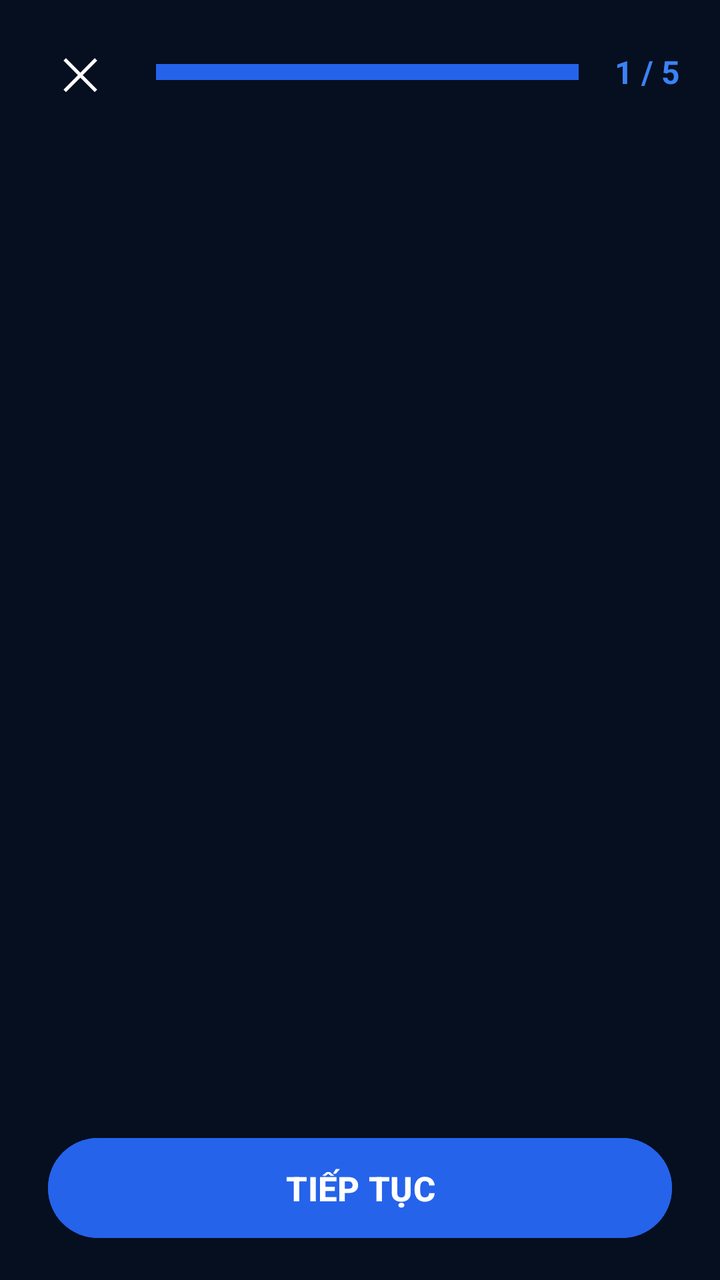
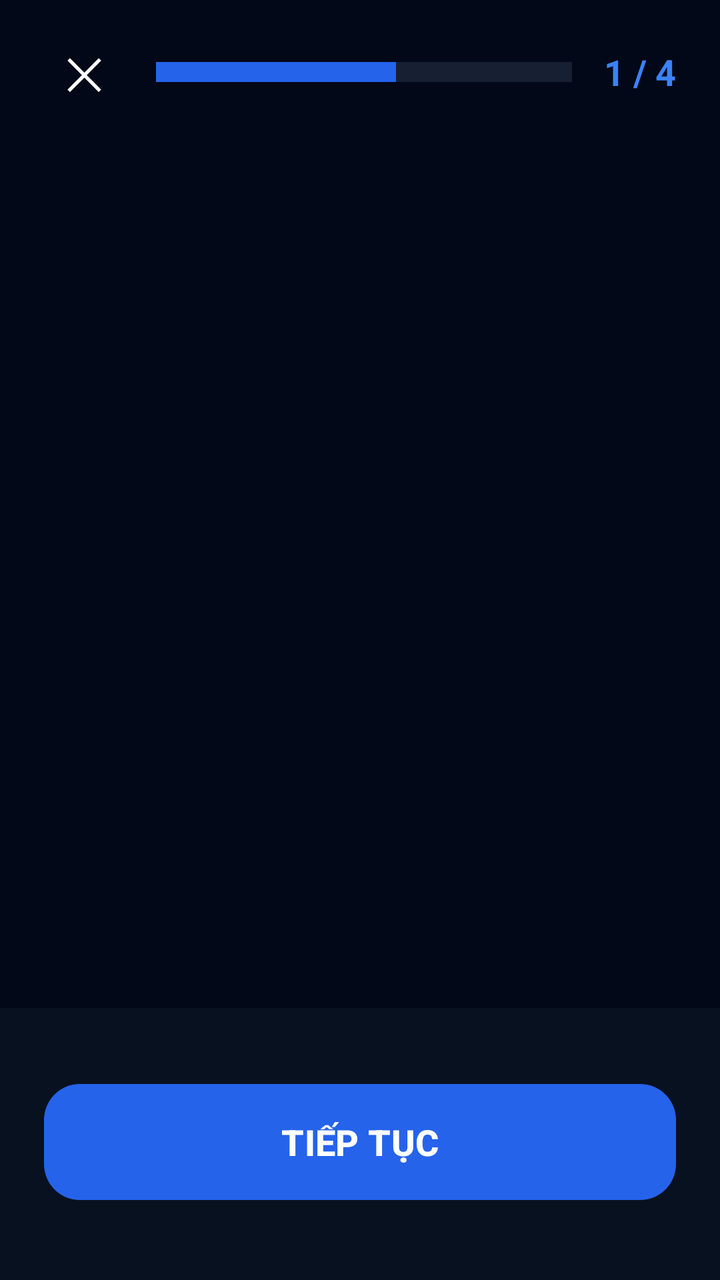

The first picture is an Android layout as it rendered before a commit; the second is the same layout after the commit. The layout source and the unified diff follow.
<!-- AndroidManifest.xml: application theme Theme.Democode3 -->
<!-- res/layout/activity_lesson_detail.xml -->
<?xml version="1.0" encoding="utf-8"?>
<LinearLayout
    xmlns:android="http://schemas.android.com/apk/res/android"

    android:layout_width="match_parent"
    android:layout_height="match_parent"

    android:orientation="vertical"

    android:background="@color/dark_bg">

    
    
    

    <LinearLayout
        android:layout_width="match_parent"
        android:layout_height="72dp"

        android:orientation="horizontal"

        android:gravity="center_vertical"

        android:paddingStart="20dp"
        android:paddingEnd="20dp">

        <TextView
            android:id="@+id/btnClose"

            android:layout_width="40dp"
            android:layout_height="40dp"

            android:text="✕"

            android:textColor="@android:color/white"

            android:textSize="22sp"

            android:gravity="center"/>

        

        <LinearLayout
            android:layout_width="0dp"
            android:layout_height="8dp"

            android:layout_weight="1"

            android:layout_marginHorizontal="18dp"

            android:background="#1E293B">

            <View
                android:id="@+id/progressView"

                android:layout_width="match_parent"
                android:layout_height="match_parent"

                android:background="#2563EB"/>
        </LinearLayout>

        <TextView
            android:id="@+id/txtStepProgress"

            android:layout_width="wrap_content"
            android:layout_height="wrap_content"

            android:text="1 / 5"

            android:textColor="#3B82F6"

            android:textStyle="bold"

            android:textSize="16sp"/>
    </LinearLayout>

    
    
    

    <ScrollView
        android:layout_width="match_parent"
        android:layout_height="0dp"

        android:layout_weight="1">

        <LinearLayout
            android:layout_width="match_parent"
            android:layout_height="wrap_content"

            android:orientation="vertical"

            android:padding="24dp">

            

            <TextView
                android:id="@+id/txtContent"

                android:layout_width="match_parent"
                android:layout_height="wrap_content"

                android:textColor="@android:color/white"

                android:textSize="24sp"

                android:lineSpacingExtra="8dp"/>

            

            <LinearLayout
                android:id="@+id/layoutQuiz"

                android:layout_width="match_parent"
                android:layout_height="wrap_content"

                android:orientation="vertical"

                android:visibility="gone"

                android:layout_marginTop="28dp">

                <Button
                    android:id="@+id/btnAnswerA"

                    android:layout_width="match_parent"
                    android:layout_height="72dp"

                    android:textColor="@android:color/white"

                    android:textSize="18sp"

                    android:textAllCaps="false"

                    android:backgroundTint="#182447"

                    android:layout_marginBottom="16dp"/>

                <Button
                    android:id="@+id/btnAnswerB"

                    android:layout_width="match_parent"
                    android:layout_height="72dp"

                    android:textColor="@android:color/white"

                    android:textSize="18sp"

                    android:textAllCaps="false"

                    android:backgroundTint="#182447"/>
            </LinearLayout>

            

            <LinearLayout
                android:id="@+id/layoutCode"

                android:layout_width="match_parent"
                android:layout_height="wrap_content"

                android:orientation="vertical"

                android:visibility="gone"

                android:layout_marginTop="28dp">

                <TextView
                    android:id="@+id/txtCodeQuestion"

                    android:layout_width="match_parent"
                    android:layout_height="wrap_content"

                    android:textColor="@android:color/white"

                    android:textSize="22sp"

                    android:layout_marginBottom="20dp"/>

                

                <LinearLayout
                    android:layout_width="match_parent"
                    android:layout_height="wrap_content"

                    android:orientation="vertical"

                    android:background="@drawable/bg_card_primary">

                    

                    <LinearLayout
                        android:layout_width="match_parent"
                        android:layout_height="52dp"

                        android:background="#1E293B"

                        android:gravity="center_vertical"

                        android:paddingHorizontal="18dp">

                        <TextView
                            android:layout_width="wrap_content"
                            android:layout_height="wrap_content"

                            android:text="🐍"

                            android:textSize="18sp"/>

                        <TextView
                            android:layout_width="wrap_content"
                            android:layout_height="wrap_content"

                            android:text="main.py"

                            android:textColor="@android:color/white"

                            android:textStyle="bold"

                            android:textSize="16sp"

                            android:layout_marginStart="10dp"/>
                    </LinearLayout>

                    

                    <LinearLayout
                        android:id="@+id/layoutCodeSlots"

                        android:layout_width="match_parent"
                        android:layout_height="180dp"

                        android:orientation="vertical"

                        android:padding="20dp"

                        android:background="#0F172A"/>
                </LinearLayout>

                

                <HorizontalScrollView
                    android:layout_width="match_parent"
                    android:layout_height="wrap_content"

                    android:scrollbars="none"

                    android:layout_marginTop="18dp">

                    <LinearLayout
                        android:id="@+id/layoutCodeWords"

                        android:layout_width="wrap_content"
                        android:layout_height="wrap_content"

                        android:orientation="horizontal"/>
                </HorizontalScrollView>
            </LinearLayout>

        </LinearLayout>
    </ScrollView>

    
    
    

    <LinearLayout
        android:id="@+id/layoutNormalFooter"

        android:layout_width="match_parent"
        android:layout_height="92dp"

        android:gravity="center"

        android:paddingHorizontal="24dp">

        <Button
            android:id="@+id/btnNext"

            android:layout_width="match_parent"
            android:layout_height="58dp"

            android:text="TIẾP TỤC"

            android:textColor="@android:color/white"

            android:textStyle="bold"

            android:textSize="17sp"

            android:backgroundTint="#2563EB"/>
    </LinearLayout>

    
    
    

    <LinearLayout
        android:id="@+id/layoutCodeFooter"

        android:layout_width="match_parent"
        android:layout_height="92dp"

        android:orientation="horizontal"

        android:gravity="center_vertical"

        android:paddingHorizontal="18dp"

        android:visibility="gone">

        <Button
            android:id="@+id/btnResetCode"

            android:layout_width="56dp"
            android:layout_height="56dp"

            android:text="↻"

            android:textColor="@android:color/white"

            android:textSize="20sp"

            android:backgroundTint="#1E293B"/>

        <Button
            android:id="@+id/btnClearCode"

            android:layout_width="56dp"
            android:layout_height="56dp"

            android:layout_marginStart="12dp"

            android:text="⌫"

            android:textColor="@android:color/white"

            android:textSize="18sp"

            android:backgroundTint="#1E293B"/>

        <View
            android:layout_width="0dp"
            android:layout_height="1dp"

            android:layout_weight="1"/>

        <Button
            android:id="@+id/btnCheckCode"

            android:layout_width="170dp"
            android:layout_height="56dp"

            android:text="KIỂM TRA"

            android:textColor="@android:color/white"

            android:textStyle="bold"

            android:textSize="16sp"

            android:backgroundTint="#2563EB"/>
    </LinearLayout>

</LinearLayout>
<!-- resources referenced by this layout -->
<resources>
  <color name="dark_bg">#060F1F</color>
  <!-- drawable bg_card_primary (drawable) -->
  <?xml version="1.0" encoding="utf-8"?>
  <shape
      xmlns:android="http://schemas.android.com/apk/res/android">
  
      <solid android:color="#121A2F"/>
  
      <stroke
          android:width="1dp"
          android:color="#1D4ED8"/>
  
      <corners android:radius="28dp"/>
  
  </shape>
  <style name="Theme.Democode3" parent="Base.Theme.Democode3" />
  <style name="Base.Theme.Democode3" parent="Theme.Material3.DayNight.NoActionBar">
          
          
      </style>
</resources>

<!-- the commit's change to res/layout/activity_lesson_detail.xml (unified diff, before → after) -->
@@ -1,13 +1,11 @@
 <?xml version="1.0" encoding="utf-8"?>
-<LinearLayout
+<FrameLayout
     xmlns:android="http://schemas.android.com/apk/res/android"
 
     android:layout_width="match_parent"
     android:layout_height="match_parent"
 
-    android:orientation="vertical"
-
-    android:background="@color/dark_bg">
+    android:background="#020817">
 
     
     
@@ -15,264 +13,438 @@
 
     <LinearLayout
         android:layout_width="match_parent"
-        android:layout_height="72dp"
-
-        android:orientation="horizontal"
-
-        android:gravity="center_vertical"
-
-        android:paddingStart="20dp"
-        android:paddingEnd="20dp">
-
-        <TextView
-            android:id="@+id/btnClose"
-
-            android:layout_width="40dp"
-            android:layout_height="40dp"
-
-            android:text="✕"
-
-            android:textColor="@android:color/white"
-
-            android:textSize="22sp"
-
-            android:gravity="center"/>
-
-        
-
-        <LinearLayout
-            android:layout_width="0dp"
-            android:layout_height="8dp"
-
-            android:layout_weight="1"
-
-            android:layout_marginHorizontal="18dp"
-
-            android:background="#1E293B">
-
-            <View
-                android:id="@+id/progressView"
-
-                android:layout_width="match_parent"
-                android:layout_height="match_parent"
-
-                android:background="#2563EB"/>
-        </LinearLayout>
-
-        <TextView
-            android:id="@+id/txtStepProgress"
-
-            android:layout_width="wrap_content"
-            android:layout_height="wrap_content"
-
-            android:text="1 / 5"
-
-            android:textColor="#3B82F6"
-
-            android:textStyle="bold"
-
-            android:textSize="16sp"/>
-    </LinearLayout>
-
-    
-    
-    
-
-    <ScrollView
-        android:layout_width="match_parent"
-        android:layout_height="0dp"
-
-        android:layout_weight="1">
+        android:layout_height="match_parent"
+
+        android:orientation="vertical">
+
+        
+        
+        
 
         <LinearLayout
             android:layout_width="match_parent"
-            android:layout_height="wrap_content"
-
-            android:orientation="vertical"
-
-            android:padding="24dp">
+            android:layout_height="72dp"
+
+            android:gravity="center_vertical"
+
+            android:orientation="horizontal"
+
+            android:paddingStart="22dp"
+            android:paddingEnd="22dp">
 
             
 
             <TextView
-                android:id="@+id/txtContent"
-
+                android:id="@+id/btnClose"
+
+                android:layout_width="40dp"
+                android:layout_height="40dp"
+
+                android:gravity="center"
+
+                android:text="✕"
+
+                android:textColor="#FFFFFF"
+
+                android:textSize="22sp"/>
+
+            
+
+            <LinearLayout
+                android:layout_width="0dp"
+                android:layout_height="10dp"
+
+                android:layout_weight="1"
+
+                android:layout_marginStart="16dp"
+                android:layout_marginEnd="16dp"
+
+                android:background="#172033">
+
+                <View
+                    android:id="@+id/progressView"
+
+                    android:layout_width="120dp"
+                    android:layout_height="match_parent"
+
+                    android:background="#2563EB"/>
+            </LinearLayout>
+
+            
+
+            <TextView
+                android:id="@+id/txtStepProgress"
+
+                android:layout_width="wrap_content"
+                android:layout_height="wrap_content"
+
+                android:text="1 / 4"
+
+                android:textColor="#3B82F6"
+
+                android:textSize="18sp"
+
+                android:textStyle="bold"/>
+        </LinearLayout>
+
+        
+        
+        
+
+        <ScrollView
+            android:layout_width="match_parent"
+            android:layout_height="0dp"
+
+            android:layout_weight="1"
+
+            android:fillViewport="true">
+
+            <LinearLayout
                 android:layout_width="match_parent"
                 android:layout_height="wrap_content"
 
-                android:textColor="@android:color/white"
-
-                android:textSize="24sp"
-
-                android:lineSpacingExtra="8dp"/>
+                android:orientation="vertical"
+
+                android:paddingStart="22dp"
+                android:paddingEnd="22dp"
+                android:paddingTop="14dp"
+                android:paddingBottom="220dp">
+
+                
+                
+                
+
+                <TextView
+                    android:id="@+id/txtContent"
+
+                    android:layout_width="match_parent"
+                    android:layout_height="wrap_content"
+
+                    android:textColor="#FFFFFF"
+
+                    android:textSize="30sp"
+
+                    android:textStyle="bold"
+
+                    android:lineSpacingExtra="8dp"/>
+
+                
+                
+                
+
+                <LinearLayout
+                    android:id="@+id/layoutQuiz"
+
+                    android:layout_width="match_parent"
+                    android:layout_height="wrap_content"
+
+                    android:layout_marginTop="34dp"
+
+                    android:orientation="vertical"
+
+                    android:visibility="gone">
+
+                    
+
+                    <LinearLayout
+                        android:id="@+id/layoutAnswerA"
+
+                        android:layout_width="match_parent"
+                        android:layout_height="92dp"
+
+                        android:layout_marginBottom="18dp"
+
+                        android:background="@drawable/bg_quiz_option"
+
+                        android:gravity="center_vertical"
+
+                        android:orientation="horizontal"
+
+                        android:paddingHorizontal="20dp"
+
+                        android:clickable="true"
+                        android:focusable="true">
+
+                        <View
+                            android:id="@+id/viewCircleA"
+
+                            android:layout_width="24dp"
+                            android:layout_height="24dp"
+
+                            android:background="@drawable/bg_radio_unselected"/>
+
+                        <TextView
+                            android:id="@+id/btnAnswerA"
+
+                            android:layout_width="0dp"
+                            android:layout_height="wrap_content"
+
+                            android:layout_weight="1"
+
+                            android:layout_marginStart="18dp"
+
+                            android:textColor="#FFFFFF"
+
+                            android:textSize="22sp"
+
+                            android:textStyle="bold"/>
+                    </LinearLayout>
+
+                    
+
+                    <LinearLayout
+                        android:id="@+id/layoutAnswerB"
+
+                        android:layout_width="match_parent"
+                        android:layout_height="92dp"
+
+                        android:background="@drawable/bg_quiz_option"
+
+                        android:gravity="center_vertical"
+
+                        android:orientation="horizontal"
+
+                        android:paddingHorizontal="20dp"
+
+                        android:clickable="true"
+                        android:focusable="true">
+
+                        <View
+                            android:id="@+id/viewCircleB"
+
+                            android:layout_width="24dp"
+                            android:layout_height="24dp"
+
+                            android:background="@drawable/bg_radio_unselected"/>
+
+                        <TextView
+                            android:id="@+id/btnAnswerB"
+
+                            android:layout_width="0dp"
+                            android:layout_height="wrap_content"
+
+                            android:layout_weight="1"
+
+                            android:layout_marginStart="18dp"
+
+                            android:textColor="#FFFFFF"
+
+                            android:textSize="22sp"
+
+                            android:textStyle="bold"/>
+                    </LinearLayout>
+
+                </LinearLayout>
+
+                
+                
+                
+
+                <LinearLayout
+                    android:id="@+id/layoutCode"
+
+                    android:layout_width="match_parent"
+                    android:layout_height="wrap_content"
+
+                    android:orientation="vertical"
+
+                    android:visibility="gone"
+
+                    android:layout_marginTop="30dp">
+
+                    <TextView
+                        android:id="@+id/txtCodeQuestion"
+
+                        android:layout_width="match_parent"
+                        android:layout_height="wrap_content"
+
+                        android:textColor="#FFFFFF"
+
+                        android:textSize="20sp"
+
+                        android:textStyle="bold"/>
+
+                    
+
+                    <LinearLayout
+                        android:layout_width="match_parent"
+                        android:layout_height="220dp"
+
+                        android:layout_marginTop="18dp"
+
+                        android:background="#081120"
+
+                        android:orientation="vertical"
+
+                        android:padding="18dp">
+
+                        <LinearLayout
+                            android:id="@+id/layoutCodeSlots"
+
+                            android:layout_width="match_parent"
+                            android:layout_height="wrap_content"
+
+                            android:orientation="horizontal"/>
+                    </LinearLayout>
+
+                    
+
+                    <LinearLayout
+                        android:id="@+id/layoutCodeWords"
+
+                        android:layout_width="match_parent"
+                        android:layout_height="wrap_content"
+
+                        android:layout_marginTop="18dp"
+
+                        android:orientation="horizontal"/>
+                </LinearLayout>
+
+            </LinearLayout>
+        </ScrollView>
+    </LinearLayout>
+
+    
+    
+    
+
+    <LinearLayout
+        android:id="@+id/layoutBottom"
+
+        android:layout_width="match_parent"
+        android:layout_height="wrap_content"
+
+        android:layout_gravity="bottom"
+
+        android:background="#081120"
+
+        android:orientation="vertical"
+
+        android:padding="22dp">
+
+        
+
+        <LinearLayout
+            android:id="@+id/layoutAi"
+
+            android:layout_width="match_parent"
+            android:layout_height="wrap_content"
+
+            android:layout_marginBottom="18dp"
+
+            android:orientation="vertical"
+
+            android:padding="16dp"
+
+            android:background="@drawable/bg_ai_hint"
+
+            android:visibility="gone">
 
             
 
+            <TextView
+                android:layout_width="wrap_content"
+                android:layout_height="wrap_content"
+
+                android:text="🤖 AI hỗ trợ"
+
+                android:textColor="#FFFFFF"
+
+                android:textStyle="bold"
+
+                android:textSize="15sp"/>
+
+            
+
             <LinearLayout
-                android:id="@+id/layoutQuiz"
-
                 android:layout_width="match_parent"
                 android:layout_height="wrap_content"
 
-                android:orientation="vertical"
-
-                android:visibility="gone"
-
-                android:layout_marginTop="28dp">
-
-                <Button
-                    android:id="@+id/btnAnswerA"
-
-                    android:layout_width="match_parent"
-                    android:layout_height="72dp"
-
-                    android:textColor="@android:color/white"
-
-                    android:textSize="18sp"
-
-                    android:textAllCaps="false"
-
-                    android:backgroundTint="#182447"
-
-                    android:layout_marginBottom="16dp"/>
-
-                <Button
-                    android:id="@+id/btnAnswerB"
-
-                    android:layout_width="match_parent"
-                    android:layout_height="72dp"
-
-                    android:textColor="@android:color/white"
-
-                    android:textSize="18sp"
-
-                    android:textAllCaps="false"
-
-                    android:backgroundTint="#182447"/>
+                android:layout_marginTop="10dp"
+
+                android:orientation="horizontal"
+
+                android:gravity="center_vertical">
+
+                
+
+                <TextView
+                    android:id="@+id/txtAiDescription"
+
+                    android:layout_width="0dp"
+                    android:layout_height="wrap_content"
+
+                    android:layout_weight="1"
+
+                    android:text="AI sẽ giải thích bài học và đưa gợi ý cho bạn."
+
+                    android:textColor="#CBD5E1"
+
+                    android:textSize="14sp"
+
+                    android:lineSpacingExtra="2dp"/>
+
+                
+
+                <TextView
+                    android:id="@+id/btnAskAi"
+
+                    android:layout_width="wrap_content"
+                    android:layout_height="wrap_content"
+
+                    android:text="Hỏi AI"
+
+                    android:textColor="#60A5FA"
+
+                    android:textStyle="bold"
+
+                    android:textSize="14sp"
+
+                    android:layout_marginStart="12dp"
+
+                    android:clickable="true"
+
+                    android:focusable="true"/>
             </LinearLayout>
 
-            
-
-            <LinearLayout
-                android:id="@+id/layoutCode"
-
-                android:layout_width="match_parent"
+        </LinearLayout>
+
+        
+
+        <LinearLayout
+            android:id="@+id/layoutResult"
+
+            android:layout_width="match_parent"
+            android:layout_height="wrap_content"
+
+            android:layout_marginBottom="18dp"
+
+            android:background="@drawable/bg_result_correct"
+
+            android:gravity="center_vertical"
+
+            android:orientation="horizontal"
+
+            android:padding="18dp"
+
+            android:visibility="gone">
+
+            <TextView
+                android:id="@+id/txtResult"
+
+                android:layout_width="wrap_content"
                 android:layout_height="wrap_content"
 
-                android:orientation="vertical"
-
-                android:visibility="gone"
-
-                android:layout_marginTop="28dp">
-
-                <TextView
-                    android:id="@+id/txtCodeQuestion"
-
-                    android:layout_width="match_parent"
-                    android:layout_height="wrap_content"
-
-                    android:textColor="@android:color/white"
-
-                    android:textSize="22sp"
-
-                    android:layout_marginBottom="20dp"/>
-
-                
-
-                <LinearLayout
-                    android:layout_width="match_parent"
-                    android:layout_height="wrap_content"
-
-                    android:orientation="vertical"
-
-                    android:background="@drawable/bg_card_primary">
-
-                    
-
-                    <LinearLayout
-                        android:layout_width="match_parent"
-                        android:layout_height="52dp"
-
-                        android:background="#1E293B"
-
-                        android:gravity="center_vertical"
-
-                        android:paddingHorizontal="18dp">
-
-                        <TextView
-                            android:layout_width="wrap_content"
-                            android:layout_height="wrap_content"
-
-                            android:text="🐍"
-
-                            android:textSize="18sp"/>
-
-                        <TextView
-                            android:layout_width="wrap_content"
-                            android:layout_height="wrap_content"
-
-                            android:text="main.py"
-
-                            android:textColor="@android:color/white"
-
-                            android:textStyle="bold"
-
-                            android:textSize="16sp"
-
-                            android:layout_marginStart="10dp"/>
-                    </LinearLayout>
-
-                    
-
-                    <LinearLayout
-                        android:id="@+id/layoutCodeSlots"
-
-                        android:layout_width="match_parent"
-                        android:layout_height="180dp"
-
-                        android:orientation="vertical"
-
-                        android:padding="20dp"
-
-                        android:background="#0F172A"/>
-                </LinearLayout>
-
-                
-
-                <HorizontalScrollView
-                    android:layout_width="match_parent"
-                    android:layout_height="wrap_content"
-
-                    android:scrollbars="none"
-
-                    android:layout_marginTop="18dp">
-
-                    <LinearLayout
-                        android:id="@+id/layoutCodeWords"
-
-                        android:layout_width="wrap_content"
-                        android:layout_height="wrap_content"
-
-                        android:orientation="horizontal"/>
-                </HorizontalScrollView>
-            </LinearLayout>
-
+                android:text="🎉 Chính xác!"
+
+                android:textColor="#FFFFFF"
+
+                android:textSize="18sp"
+
+                android:textStyle="bold"/>
         </LinearLayout>
-    </ScrollView>
-
-    
-    
-    
-
-    <LinearLayout
-        android:id="@+id/layoutNormalFooter"
-
-        android:layout_width="match_parent"
-        android:layout_height="92dp"
-
-        android:gravity="center"
-
-        android:paddingHorizontal="24dp">
+
+        
 
         <Button
             android:id="@+id/btnNext"
@@ -280,86 +452,27 @@
             android:layout_width="match_parent"
             android:layout_height="58dp"
 
+            android:layout_marginTop="16dp"
+            android:layout_marginBottom="18dp"
+
             android:text="TIẾP TỤC"
 
-            android:textColor="@android:color/white"
+            android:textAllCaps="false"
+
+            android:textColor="#FFFFFF"
 
             android:textStyle="bold"
 
-            android:textSize="17sp"
-
-            android:backgroundTint="#2563EB"/>
+            android:textSize="18sp"
+
+            android:background="@drawable/bg_primary_button"
+
+            android:backgroundTint="@null"
+
+            android:elevation="0dp"
+
+            android:stateListAnimator="@null"
+            />
     </LinearLayout>
 
-    
-    
-    
-
-    <LinearLayout
-        android:id="@+id/layoutCodeFooter"
-
-        android:layout_width="match_parent"
-        android:layout_height="92dp"
-
-        android:orientation="horizontal"
-
-        android:gravity="center_vertical"
-
-        android:paddingHorizontal="18dp"
-
-        android:visibility="gone">
-
-        <Button
-            android:id="@+id/btnResetCode"
-
-            android:layout_width="56dp"
-            android:layout_height="56dp"
-
-            android:text="↻"
-
-            android:textColor="@android:color/white"
-
-            android:textSize="20sp"
-
-            android:backgroundTint="#1E293B"/>
-
-        <Button
-            android:id="@+id/btnClearCode"
-
-            android:layout_width="56dp"
-            android:layout_height="56dp"
-
-            android:layout_marginStart="12dp"
-
-            android:text="⌫"
-
-            android:textColor="@android:color/white"
-
-            android:textSize="18sp"
-
-            android:backgroundTint="#1E293B"/>
-
-        <View
-            android:layout_width="0dp"
-            android:layout_height="1dp"
-
-            android:layout_weight="1"/>
-
-        <Button
-            android:id="@+id/btnCheckCode"
-
-            android:layout_width="170dp"
-            android:layout_height="56dp"
-
-            android:text="KIỂM TRA"
-
-            android:textColor="@android:color/white"
-
-            android:textStyle="bold"
-
-            android:textSize="16sp"
-
-            android:backgroundTint="#2563EB"/>
-    </LinearLayout>
-
-</LinearLayout>
+</FrameLayout>
<!-- resource entries referenced after the edit -->
@@ -1,24 +1,92 @@
 <!-- resources referenced by this layout -->
 <resources>
-  <color name="dark_bg">#060F1F</color>
-  <!-- drawable bg_card_primary (drawable) -->
+  <!-- drawable bg_ai_hint (drawable) -->
   <?xml version="1.0" encoding="utf-8"?>
-  <shape
-      xmlns:android="http://schemas.android.com/apk/res/android">
+  <shape xmlns:android="http://schemas.android.com/apk/res/android">
   
-      <solid android:color="#121A2F"/>
+      <solid
+          android:color="#111827"/>
+  
+      <corners
+          android:radius="18dp"/>
   
       <stroke
           android:width="1dp"
           android:color="#1D4ED8"/>
   
-      <corners android:radius="28dp"/>
+  </shape>
+  <!-- drawable bg_primary_button (drawable) -->
+  <?xml version="1.0" encoding="utf-8"?>
+  <shape xmlns:android="http://schemas.android.com/apk/res/android">
+  
+      <gradient
+          android:startColor="#2563EB"
+          android:endColor="#1D4ED8"
+          android:angle="0"/>
+  
+      <corners android:radius="18dp"/>
+  
+  </shape>
+  <!-- drawable bg_quiz_option (drawable) -->
+  <?xml version="1.0" encoding="utf-8"?>
+  <shape
+      xmlns:android="http://schemas.android.com/apk/res/android">
+  
+      <solid android:color="#111827"/>
+  
+      <stroke
+          android:width="2dp"
+          android:color="#1E293B"/>
+  
+      <corners android:radius="26dp"/>
+  
+  </shape>
+  <!-- drawable bg_radio_unselected (drawable) -->
+  <?xml version="1.0" encoding="utf-8"?>
+  <shape xmlns:android="http://schemas.android.com/apk/res/android"
+      android:shape="oval">
+  
+      <stroke
+          android:width="3dp"
+          android:color="#64748B"/>
+  
+      <size
+          android:width="24dp"
+          android:height="24dp"/>
+  
+      <solid android:color="#00000000"/>
+  
+  </shape>
+  <!-- drawable bg_result_correct (drawable) -->
+  <?xml version="1.0" encoding="utf-8"?>
+  <shape xmlns:android="http://schemas.android.com/apk/res/android">
+  
+      <solid android:color="#052A18"/>
+  
+      <stroke
+          android:width="1.5dp"
+          android:color="#16A34A"/>
+  
+      <corners android:radius="22dp"/>
   
   </shape>
   <style name="Theme.Democode3" parent="Base.Theme.Democode3" />
   <style name="Base.Theme.Democode3" parent="Theme.Material3.DayNight.NoActionBar">
+  
           
-          
+  
+          <item name="colorPrimary">
+              #2563EB
+          </item>
+  
+          <item name="colorSecondary">
+              #2563EB
+          </item>
+  
+          <item name="android:colorBackground">
+              #020817
+          </item>
+  
       </style>
 </resources>
 
